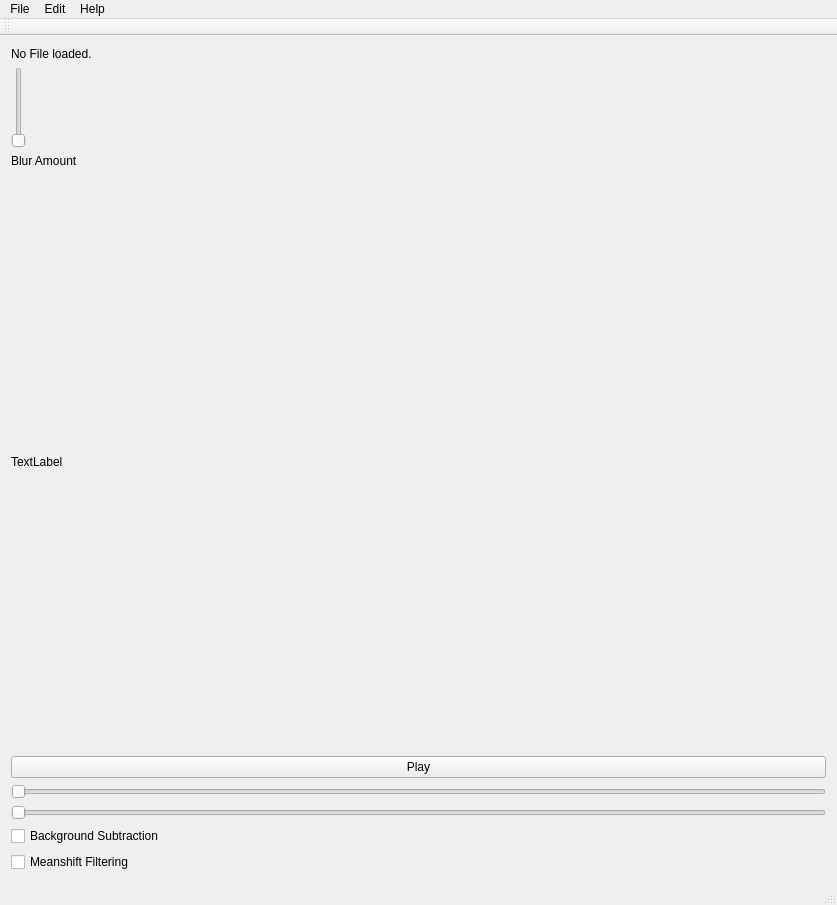
Above: BachelorThesis.ui from schwittlick/BachelorThesis before the change. Below: the same form after it.
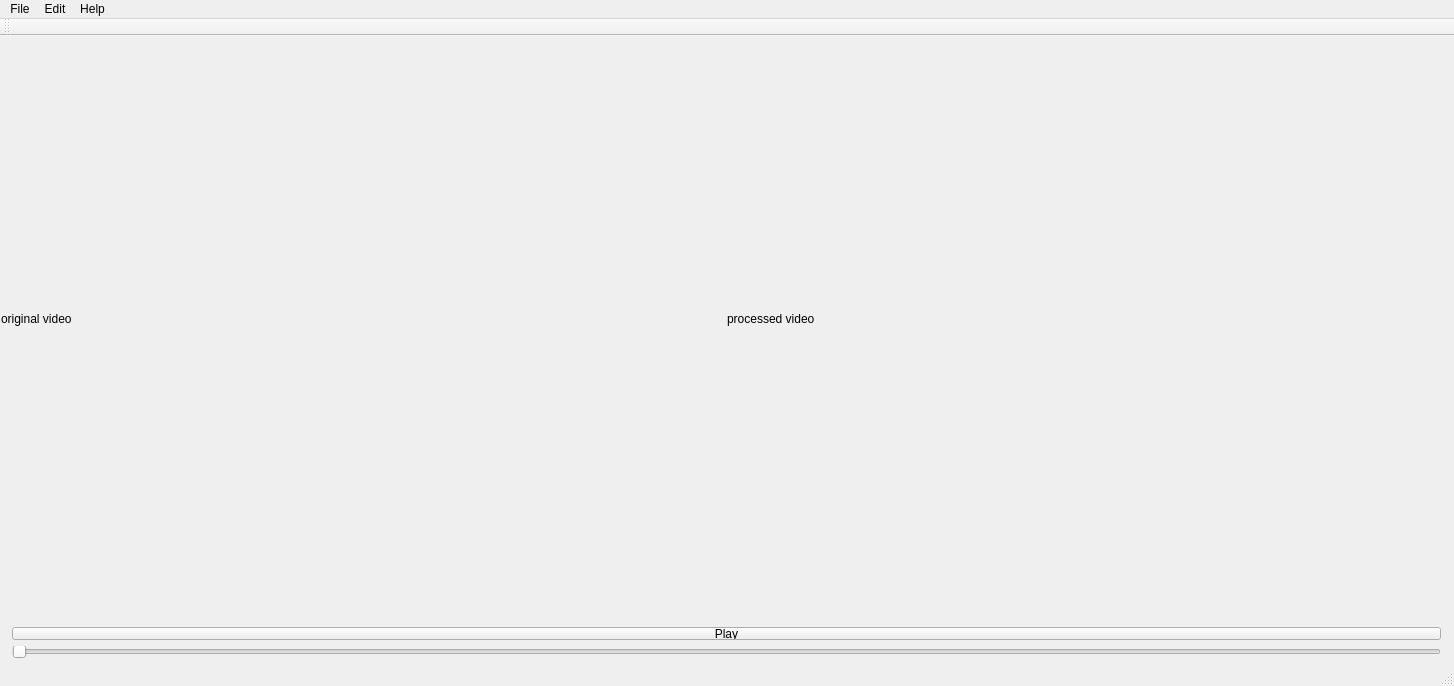
That is the form after the change.

Commit message: adds a button to the menu to toggle the OpticalFlowSelector

The edit to the form file:
```diff
--- a/BachelorThesis.ui
+++ b/BachelorThesis.ui
@@ -6,51 +6,27 @@
    <rect>
     <x>0</x>
     <y>0</y>
-    <width>837</width>
-    <height>905</height>
+    <width>1454</width>
+    <height>686</height>
    </rect>
   </property>
   <property name="windowTitle">
    <string>BachelorThesis</string>
   </property>
   <widget class="QWidget" name="centralWidget">
-   <layout class="QVBoxLayout" name="verticalLayout">
-    <item>
-     <widget class="QLabel" name="label">
-      <property name="text">
-       <string>No File loaded.</string>
-      </property>
-     </widget>
-    </item>
-    <item>
-     <widget class="QSlider" name="verticalSlider">
-      <property name="minimum">
-       <number>1</number>
-      </property>
-      <property name="maximum">
-       <number>20</number>
-      </property>
-      <property name="orientation">
-       <enum>Qt::Vertical</enum>
-      </property>
-      <property name="tickInterval">
-       <number>1</number>
-      </property>
-     </widget>
-    </item>
-    <item>
-     <widget class="QLabel" name="label_2">
-      <property name="text">
-       <string>Blur Amount</string>
-      </property>
-     </widget>
-    </item>
-    <item>
      <widget class="QLabel" name="videoLabel">
+    <property name="geometry">
+     <rect>
+      <x>727</x>
+      <y>1</y>
+      <width>720</width>
+      <height>564</height>
+     </rect>
+    </property>
       <property name="minimumSize">
        <size>
         <width>720</width>
-        <height>576</height>
+      <height>564</height>
        </size>
       </property>
       <property name="baseSize">
@@ -66,10 +42,38 @@
        <bool>true</bool>
       </property>
       <property name="text">
-       <string>TextLabel</string>
-      </property>
-     </widget>
-    </item>
+     <string>processed video</string>
+    </property>
+   </widget>
+   <widget class="QLabel" name="originalVideoLabel">
+    <property name="geometry">
+     <rect>
+      <x>1</x>
+      <y>1</y>
+      <width>720</width>
+      <height>564</height>
+     </rect>
+    </property>
+    <property name="minimumSize">
+     <size>
+      <width>720</width>
+      <height>564</height>
+     </size>
+    </property>
+    <property name="text">
+     <string>original video</string>
+    </property>
+   </widget>
+   <widget class="QWidget" name="layoutWidget">
+    <property name="geometry">
+     <rect>
+      <x>1</x>
+      <y>580</y>
+      <width>1451</width>
+      <height>53</height>
+     </rect>
+    </property>
+    <layout class="QVBoxLayout" name="verticalLayout">
     <item>
      <widget class="QPushButton" name="pushButton">
       <property name="text">
@@ -77,16 +81,6 @@
       </property>
      </widget>
     </item>
-    <item>
-     <widget class="QSlider" name="blurSlider">
-      <property name="maximum">
-       <number>20</number>
-      </property>
-      <property name="orientation">
-       <enum>Qt::Horizontal</enum>
-      </property>
-     </widget>
-    </item>
     <item>
      <widget class="QSlider" name="progressBarSlider">
       <property name="maximum">
@@ -100,28 +94,15 @@
       </property>
      </widget>
     </item>
-    <item>
-     <widget class="QCheckBox" name="checkBox">
-      <property name="text">
-       <string>Background Subtraction</string>
-      </property>
-     </widget>
-    </item>
-    <item>
-     <widget class="QCheckBox" name="checkBox_2">
-      <property name="text">
-       <string>Meanshift Filtering</string>
-      </property>
-     </widget>
-    </item>
-   </layout>
-  </widget>
+    </layout>
+   </widget>
+  </widget>
   <widget class="QMenuBar" name="menuBar">
    <property name="geometry">
     <rect>
      <x>0</x>
      <y>0</y>
-     <width>837</width>
+     <width>1454</width>
      <height>21</height>
     </rect>
    </property>
```
Left out of the diff: 19 changed lines with no effect on the pictures. Lines whose indentation alone changed are shown as unchanged.
